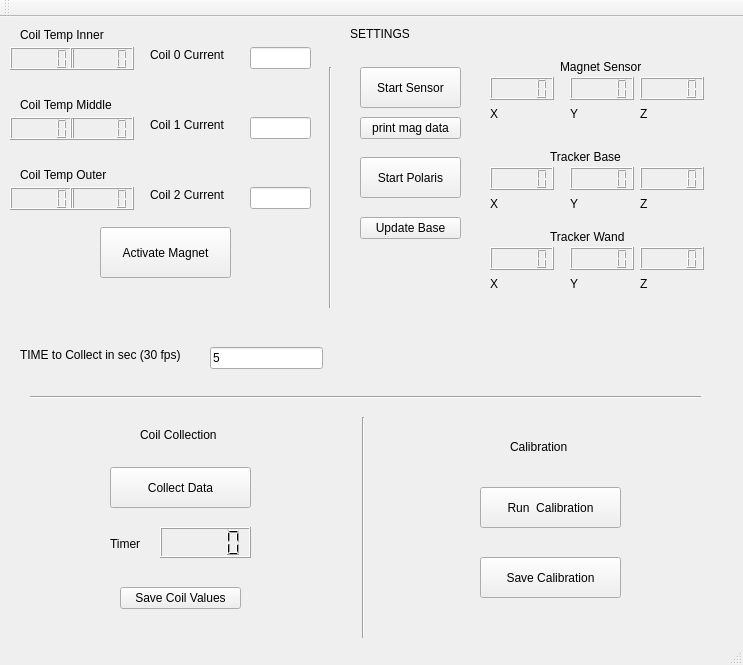
First picture: the form in mainwindow.ui, repository dusevitch/collect_data_calibrate_magnet, before the edit.
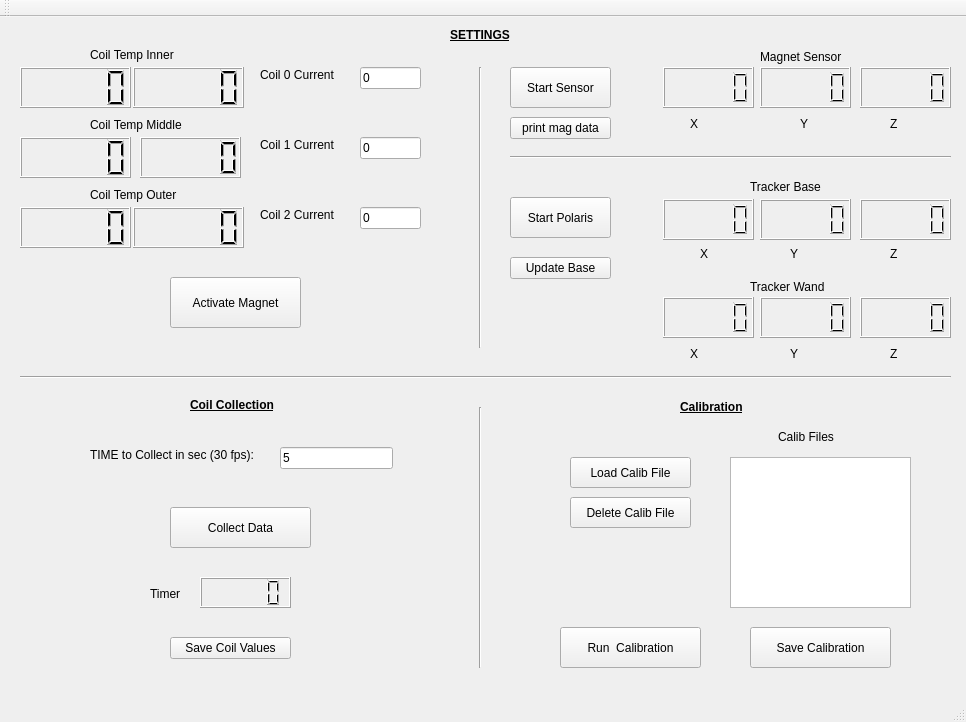
Second picture: the form after the edit.

What changed in the file:
```diff
--- a/mainwindow.ui
+++ b/mainwindow.ui
@@ -6,8 +6,8 @@
    <rect>
     <x>0</x>
     <y>0</y>
-    <width>743</width>
-    <height>665</height>
+    <width>966</width>
+    <height>722</height>
    </rect>
   </property>
   <property name="windowTitle">
@@ -17,38 +17,38 @@
    <widget class="QLCDNumber" name="mag_sense_x">
     <property name="geometry">
      <rect>
-      <x>490</x>
-      <y>60</y>
-      <width>64</width>
-      <height>23</height>
+      <x>663</x>
+      <y>50</y>
+      <width>91</width>
+      <height>41</height>
      </rect>
     </property>
    </widget>
    <widget class="QLCDNumber" name="mag_sense_y">
     <property name="geometry">
      <rect>
-      <x>570</x>
-      <y>60</y>
-      <width>64</width>
-      <height>23</height>
+      <x>760</x>
+      <y>50</y>
+      <width>91</width>
+      <height>41</height>
      </rect>
     </property>
    </widget>
    <widget class="QLCDNumber" name="mag_sense_z">
     <property name="geometry">
      <rect>
-      <x>640</x>
-      <y>60</y>
-      <width>64</width>
-      <height>23</height>
+      <x>860</x>
+      <y>50</y>
+      <width>91</width>
+      <height>41</height>
      </rect>
     </property>
    </widget>
    <widget class="QLabel" name="label">
     <property name="geometry">
      <rect>
-      <x>560</x>
-      <y>40</y>
+      <x>760</x>
+      <y>30</y>
       <width>111</width>
       <height>20</height>
      </rect>
@@ -60,8 +60,8 @@
    <widget class="QLabel" name="label_2">
     <property name="geometry">
      <rect>
-      <x>490</x>
-      <y>90</y>
+      <x>690</x>
+      <y>100</y>
       <width>59</width>
       <height>14</height>
      </rect>
@@ -73,8 +73,8 @@
    <widget class="QLabel" name="label_3">
     <property name="geometry">
      <rect>
-      <x>570</x>
-      <y>90</y>
+      <x>800</x>
+      <y>100</y>
       <width>59</width>
       <height>14</height>
      </rect>
@@ -86,8 +86,8 @@
    <widget class="QLabel" name="label_4">
     <property name="geometry">
      <rect>
-      <x>640</x>
-      <y>90</y>
+      <x>890</x>
+      <y>100</y>
       <width>59</width>
       <height>14</height>
      </rect>
@@ -99,7 +99,7 @@
    <widget class="QPushButton" name="start_sensor">
     <property name="geometry">
      <rect>
-      <x>360</x>
+      <x>510</x>
       <y>50</y>
       <width>101</width>
       <height>41</height>
@@ -115,18 +115,21 @@
    <widget class="QLineEdit" name="coil_0_current">
     <property name="geometry">
      <rect>
-      <x>250</x>
-      <y>30</y>
+      <x>360</x>
+      <y>50</y>
       <width>61</width>
       <height>22</height>
      </rect>
     </property>
+    <property name="text">
+     <string>0</string>
+    </property>
    </widget>
    <widget class="QLabel" name="label_5">
     <property name="geometry">
      <rect>
-      <x>150</x>
-      <y>30</y>
+      <x>260</x>
+      <y>50</y>
       <width>91</width>
       <height>16</height>
      </rect>
@@ -138,8 +141,8 @@
    <widget class="QLabel" name="label_6">
     <property name="geometry">
      <rect>
-      <x>150</x>
-      <y>100</y>
+      <x>260</x>
+      <y>120</y>
       <width>91</width>
       <height>16</height>
      </rect>
@@ -151,8 +154,8 @@
    <widget class="QLCDNumber" name="timer_cur">
     <property name="geometry">
      <rect>
-      <x>160</x>
-      <y>510</y>
+      <x>200</x>
+      <y>560</y>
       <width>91</width>
       <height>31</height>
      </rect>
@@ -161,8 +164,8 @@
    <widget class="QLabel" name="label_7">
     <property name="geometry">
      <rect>
-      <x>110</x>
-      <y>520</y>
+      <x>150</x>
+      <y>570</y>
       <width>59</width>
       <height>14</height>
      </rect>
@@ -174,8 +177,8 @@
    <widget class="QPushButton" name="collect_data">
     <property name="geometry">
      <rect>
-      <x>110</x>
-      <y>450</y>
+      <x>170</x>
+      <y>490</y>
       <width>141</width>
       <height>41</height>
      </rect>
@@ -190,28 +193,28 @@
    <widget class="QLCDNumber" name="tracker_base_y">
     <property name="geometry">
      <rect>
-      <x>570</x>
-      <y>150</y>
-      <width>64</width>
-      <height>23</height>
+      <x>760</x>
+      <y>182</y>
+      <width>91</width>
+      <height>41</height>
      </rect>
     </property>
    </widget>
    <widget class="QLCDNumber" name="tracker_base_x">
     <property name="geometry">
      <rect>
-      <x>490</x>
-      <y>150</y>
-      <width>64</width>
-      <height>23</height>
+      <x>663</x>
+      <y>182</y>
+      <width>91</width>
+      <height>41</height>
      </rect>
     </property>
    </widget>
    <widget class="QLabel" name="label_8">
     <property name="geometry">
      <rect>
-      <x>550</x>
-      <y>130</y>
+      <x>750</x>
+      <y>160</y>
       <width>111</width>
       <height>20</height>
      </rect>
@@ -223,18 +226,18 @@
    <widget class="QLCDNumber" name="tracker_base_z">
     <property name="geometry">
      <rect>
-      <x>640</x>
-      <y>150</y>
-      <width>64</width>
-      <height>23</height>
+      <x>860</x>
+      <y>182</y>
+      <width>91</width>
+      <height>41</height>
      </rect>
     </property>
    </widget>
    <widget class="QLabel" name="label_9">
     <property name="geometry">
      <rect>
-      <x>570</x>
-      <y>180</y>
+      <x>790</x>
+      <y>230</y>
       <width>59</width>
       <height>14</height>
      </rect>
@@ -246,8 +249,8 @@
    <widget class="QLabel" name="label_10">
     <property name="geometry">
      <rect>
-      <x>640</x>
-      <y>180</y>
+      <x>890</x>
+      <y>230</y>
       <width>59</width>
       <height>14</height>
      </rect>
@@ -259,8 +262,8 @@
    <widget class="QLabel" name="label_11">
     <property name="geometry">
      <rect>
-      <x>490</x>
-      <y>180</y>
+      <x>700</x>
+      <y>230</y>
       <width>59</width>
       <height>14</height>
      </rect>
@@ -272,8 +275,8 @@
    <widget class="QLabel" name="label_12">
     <property name="geometry">
      <rect>
-      <x>550</x>
-      <y>210</y>
+      <x>750</x>
+      <y>260</y>
       <width>111</width>
       <height>20</height>
      </rect>
@@ -285,8 +288,8 @@
    <widget class="QLabel" name="label_13">
     <property name="geometry">
      <rect>
-      <x>640</x>
-      <y>260</y>
+      <x>890</x>
+      <y>330</y>
       <width>59</width>
       <height>14</height>
      </rect>
@@ -298,8 +301,8 @@
    <widget class="QLabel" name="label_14">
     <property name="geometry">
      <rect>
-      <x>490</x>
-      <y>260</y>
+      <x>690</x>
+      <y>330</y>
       <width>59</width>
       <height>14</height>
      </rect>
@@ -311,8 +314,8 @@
    <widget class="QLabel" name="label_15">
     <property name="geometry">
      <rect>
-      <x>570</x>
-      <y>260</y>
+      <x>790</x>
+      <y>330</y>
       <width>59</width>
       <height>14</height>
      </rect>
@@ -324,38 +327,38 @@
    <widget class="QLCDNumber" name="tracker_wand_y">
     <property name="geometry">
      <rect>
-      <x>570</x>
-      <y>230</y>
-      <width>64</width>
-      <height>23</height>
+      <x>760</x>
+      <y>280</y>
+      <width>91</width>
+      <height>41</height>
      </rect>
     </property>
    </widget>
    <widget class="QLCDNumber" name="tracker_wand_x">
     <property name="geometry">
      <rect>
-      <x>490</x>
-      <y>230</y>
-      <width>64</width>
-      <height>23</height>
+      <x>663</x>
+      <y>280</y>
+      <width>91</width>
+      <height>41</height>
      </rect>
     </property>
    </widget>
    <widget class="QLCDNumber" name="tracker_wand_z">
     <property name="geometry">
      <rect>
-      <x>640</x>
-      <y>230</y>
-      <width>64</width>
-      <height>23</height>
+      <x>860</x>
+      <y>280</y>
+      <width>91</width>
+      <height>41</height>
      </rect>
     </property>
    </widget>
    <widget class="QPushButton" name="start_polaris">
     <property name="geometry">
      <rect>
-      <x>360</x>
-      <y>140</y>
+      <x>510</x>
+      <y>180</y>
       <width>101</width>
       <height>41</height>
      </rect>
@@ -370,8 +373,8 @@
    <widget class="QPushButton" name="activate_mag">
     <property name="geometry">
      <rect>
-      <x>100</x>
-      <y>210</y>
+      <x>170</x>
+      <y>260</y>
       <width>131</width>
       <height>51</height>
      </rect>
@@ -389,8 +392,8 @@
    <widget class="QPushButton" name="run_calib">
     <property name="geometry">
      <rect>
-      <x>480</x>
-      <y>470</y>
+      <x>560</x>
+      <y>610</y>
       <width>141</width>
       <height>41</height>
      </rect>
@@ -405,8 +408,8 @@
    <widget class="QPushButton" name="save_calib">
     <property name="geometry">
      <rect>
-      <x>480</x>
-      <y>540</y>
+      <x>750</x>
+      <y>610</y>
       <width>141</width>
       <height>41</height>
      </rect>
@@ -418,9 +421,9 @@
    <widget class="Line" name="line">
     <property name="geometry">
      <rect>
-      <x>30</x>
-      <y>370</y>
-      <width>671</width>
+      <x>20</x>
+      <y>350</y>
+      <width>931</width>
       <height>20</height>
      </rect>
     </property>
@@ -431,12 +434,19 @@
    <widget class="QLabel" name="label_16">
     <property name="geometry">
      <rect>
-      <x>350</x>
+      <x>450</x>
       <y>10</y>
-      <width>59</width>
-      <height>14</height>
+      <width>71</width>
+      <height>16</height>
      </rect>
     </property>
+    <property name="font">
+     <font>
+      <weight>75</weight>
+      <bold>true</bold>
+      <underline>true</underline>
+     </font>
+    </property>
     <property name="text">
      <string>SETTINGS</string>
     </property>
@@ -444,12 +454,19 @@
    <widget class="QLabel" name="label_17">
     <property name="geometry">
      <rect>
-      <x>510</x>
-      <y>420</y>
-      <width>71</width>
+      <x>680</x>
+      <y>380</y>
+      <width>81</width>
       <height>20</height>
      </rect>
     </property>
+    <property name="font">
+     <font>
+      <weight>75</weight>
+      <bold>true</bold>
+      <underline>true</underline>
+     </font>
+    </property>
     <property name="text">
      <string>Calibration</string>
     </property>
@@ -457,10 +474,10 @@
    <widget class="Line" name="line_2">
     <property name="geometry">
      <rect>
-      <x>353</x>
-      <y>400</y>
+      <x>470</x>
+      <y>390</y>
       <width>20</width>
-      <height>221</height>
+      <height>261</height>
      </rect>
     </property>
     <property name="orientation">
@@ -470,8 +487,8 @@
    <widget class="QPushButton" name="save_coil_vals">
     <property name="geometry">
      <rect>
-      <x>120</x>
-      <y>570</y>
+      <x>170</x>
+      <y>620</y>
       <width>121</width>
       <height>22</height>
      </rect>
@@ -483,12 +500,19 @@
    <widget class="QLabel" name="label_18">
     <property name="geometry">
      <rect>
-      <x>140</x>
-      <y>410</y>
+      <x>190</x>
+      <y>380</y>
       <width>101</width>
       <height>16</height>
      </rect>
     </property>
+    <property name="font">
+     <font>
+      <weight>75</weight>
+      <bold>true</bold>
+      <underline>true</underline>
+     </font>
+    </property>
     <property name="text">
      <string>Coil Collection</string>
     </property>
@@ -496,18 +520,21 @@
    <widget class="QLineEdit" name="coil_1_current">
     <property name="geometry">
      <rect>
-      <x>250</x>
-      <y>100</y>
+      <x>360</x>
+      <y>120</y>
       <width>61</width>
       <height>22</height>
      </rect>
     </property>
+    <property name="text">
+     <string>0</string>
+    </property>
    </widget>
    <widget class="QLabel" name="label_19">
     <property name="geometry">
      <rect>
-      <x>150</x>
-      <y>170</y>
+      <x>260</x>
+      <y>190</y>
       <width>91</width>
       <height>16</height>
      </rect>
@@ -519,31 +546,34 @@
    <widget class="QLineEdit" name="coil_2_current">
     <property name="geometry">
      <rect>
-      <x>250</x>
-      <y>170</y>
+      <x>360</x>
+      <y>190</y>
       <width>61</width>
       <height>22</height>
      </rect>
     </property>
+    <property name="text">
+     <string>0</string>
+    </property>
    </widget>
    <widget class="QLabel" name="label_20">
     <property name="geometry">
      <rect>
-      <x>20</x>
-      <y>330</y>
+      <x>90</x>
+      <y>430</y>
       <width>181</width>
       <height>16</height>
      </rect>
     </property>
     <property name="text">
-     <string>TIME to Collect in sec (30 fps)</string>
+     <string>TIME to Collect in sec (30 fps):</string>
     </property>
    </widget>
    <widget class="QLineEdit" name="collect_time_s">
     <property name="geometry">
      <rect>
-      <x>210</x>
-      <y>330</y>
+      <x>280</x>
+      <y>430</y>
       <width>113</width>
       <height>22</height>
      </rect>
@@ -555,38 +585,38 @@
    <widget class="QLCDNumber" name="lcdNumber">
     <property name="geometry">
      <rect>
-      <x>10</x>
-      <y>30</y>
-      <width>64</width>
-      <height>23</height>
+      <x>20</x>
+      <y>50</y>
+      <width>111</width>
+      <height>41</height>
      </rect>
     </property>
    </widget>
    <widget class="QLCDNumber" name="lcdNumber_2">
     <property name="geometry">
      <rect>
-      <x>10</x>
-      <y>100</y>
-      <width>64</width>
-      <height>23</height>
+      <x>20</x>
+      <y>120</y>
+      <width>111</width>
+      <height>41</height>
      </rect>
     </property>
    </widget>
    <widget class="QLCDNumber" name="lcdNumber_3">
     <property name="geometry">
      <rect>
-      <x>70</x>
-      <y>100</y>
-      <width>64</width>
-      <height>23</height>
+      <x>140</x>
+      <y>120</y>
+      <width>101</width>
+      <height>41</height>
      </rect>
     </property>
    </widget>
    <widget class="QLabel" name="label_21">
     <property name="geometry">
      <rect>
-      <x>20</x>
-      <y>10</y>
+      <x>90</x>
+      <y>30</y>
       <width>101</width>
       <height>16</height>
      </rect>
@@ -598,19 +628,19 @@
    <widget class="QLCDNumber" name="lcdNumber_4">
     <property name="geometry">
      <rect>
-      <x>70</x>
-      <y>30</y>
-      <width>64</width>
-      <height>23</height>
+      <x>133</x>
+      <y>50</y>
+      <width>111</width>
+      <height>41</height>
      </rect>
     </property>
    </widget>
    <widget class="QLabel" name="label_22">
     <property name="geometry">
      <rect>
-      <x>20</x>
-      <y>80</y>
-      <width>101</width>
+      <x>90</x>
+      <y>100</y>
+      <width>111</width>
       <height>16</height>
      </rect>
     </property>
@@ -621,8 +651,8 @@
    <widget class="QLabel" name="label_23">
     <property name="geometry">
      <rect>
-      <x>20</x>
-      <y>150</y>
+      <x>90</x>
+      <y>170</y>
       <width>101</width>
       <height>16</height>
      </rect>
@@ -634,30 +664,30 @@
    <widget class="QLCDNumber" name="lcdNumber_5">
     <property name="geometry">
      <rect>
-      <x>10</x>
-      <y>170</y>
-      <width>64</width>
-      <height>23</height>
+      <x>20</x>
+      <y>190</y>
+      <width>111</width>
+      <height>41</height>
      </rect>
     </property>
    </widget>
    <widget class="QLCDNumber" name="lcdNumber_6">
     <property name="geometry">
      <rect>
-      <x>70</x>
-      <y>170</y>
-      <width>64</width>
-      <height>23</height>
+      <x>133</x>
+      <y>190</y>
+      <width>111</width>
+      <height>41</height>
      </rect>
     </property>
    </widget>
    <widget class="Line" name="line_3">
     <property name="geometry">
      <rect>
-      <x>320</x>
+      <x>470</x>
       <y>50</y>
       <width>20</width>
-      <height>241</height>
+      <height>281</height>
      </rect>
     </property>
     <property name="orientation">
@@ -667,8 +697,8 @@
    <widget class="QPushButton" name="updateBase">
     <property name="geometry">
      <rect>
-      <x>360</x>
-      <y>200</y>
+      <x>510</x>
+      <y>240</y>
       <width>101</width>
       <height>22</height>
      </rect>
@@ -680,7 +710,7 @@
    <widget class="QPushButton" name="printMagData">
     <property name="geometry">
      <rect>
-      <x>360</x>
+      <x>510</x>
       <y>100</y>
       <width>101</width>
       <height>22</height>
@@ -690,6 +720,68 @@
      <string>print mag data</string>
     </property>
    </widget>
+   <widget class="Line" name="line_4">
+    <property name="geometry">
+     <rect>
+      <x>510</x>
+      <y>130</y>
+      <width>441</width>
+      <height>20</height>
+     </rect>
+    </property>
+    <property name="orientation">
+     <enum>Qt::Horizontal</enum>
+    </property>
+   </widget>
+   <widget class="QListView" name="listView">
+    <property name="geometry">
+     <rect>
+      <x>730</x>
+      <y>440</y>
+      <width>181</width>
+      <height>151</height>
+     </rect>
+    </property>
+   </widget>
+   <widget class="QPushButton" name="pushButton">
+    <property name="geometry">
+     <rect>
+      <x>570</x>
+      <y>440</y>
+      <width>121</width>
+      <height>31</height>
+     </rect>
+    </property>
+    <property name="text">
+     <string>Load Calib File</string>
+    </property>
+   </widget>
+   <widget class="QLabel" name="label_24">
+    <property name="geometry">
+     <rect>
+      <x>778</x>
+      <y>410</y>
+      <width>71</width>
+      <height>20</height>
+     </rect>
+    </property>
+    <property name="text">
+     <string>Calib Files</string>
+    </property>
+   </widget>
+   <widget class="QPushButton" name="pushButton_2">
+    <property name="geometry">
+     <rect>
+      <x>570</x>
+      <y>480</y>
+      <width>121</width>
+      <height>31</height>
+     </rect>
+    </property>
+    <property name="text">
+     <string>Delete Calib File</string>
+    </property>
+   </widget>
   </widget>
   <widget class="QMenuBar" name="menuBar">
    <property name="geometry">
```
Left out of the diff: 14 changed lines with no effect on the pictures.
